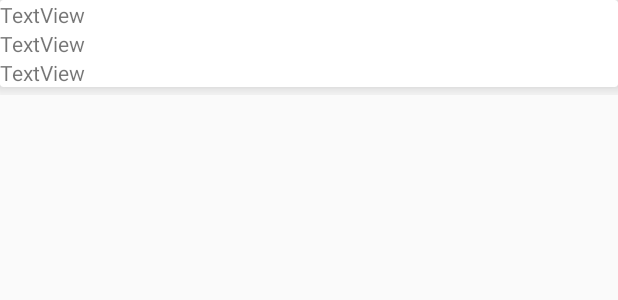
After one commit to whosfeena/Progmob-fina, an Android app: the layout item_list_debugging.xml on its own in the app's theme, with its tools: preview values and no code run, on a phone screen of 412 x 824 dp. The commit adds this screen. Shown: the top 300 px of the screen. Run offline under Robolectric (Android 15) with nearby library versions, the phone set to English and light mode, and no system bars.

Commit message:
Menggabungkan file untuk debugging

```diff
--- /dev/null
+++ b/app/src/main/res/layout/item_list_debugging.xml
@@ -0,0 +1,52 @@
+<?xml version="1.0" encoding="utf-8"?>
+<LinearLayout xmlns:android="http://schemas.android.com/apk/res/android"
+    xmlns:app="http://schemas.android.com/apk/res-auto"
+    android:layout_width="match_parent"
+    android:layout_height="wrap_content"
+    android:orientation="vertical">
+
+    <androidx.cardview.widget.CardView
+        android:id="@+id/cvMahasiswa"
+        android:layout_width="match_parent"
+        android:layout_height="wrap_content"
+        android:layout_marginBottom="5dp"
+        android:elevation="2dp"
+        app:cardCornerRadius="2dp"
+        app:cardElevation="10dp"
+        app:cardMaxElevation="2dp">
+
+        <androidx.constraintlayout.widget.ConstraintLayout
+            android:layout_width="match_parent"
+            android:layout_height="match_parent"
+            android:layout_weight="1">
+
+            <TextView
+                android:id="@+id/tvNoTelp"
+                android:layout_width="match_parent"
+                android:layout_height="wrap_content"
+                android:layout_weight="1"
+                android:text="TextView"
+                app:layout_constraintTop_toBottomOf="@+id/tvNim" />
+
+            <TextView
+                android:id="@+id/tvNim"
+                android:layout_width="match_parent"
+                android:layout_height="wrap_content"
+                android:layout_weight="1"
+                android:text="TextView"
+                app:layout_constraintTop_toBottomOf="@+id/tvNama" />
+
+            <TextView
+                android:id="@+id/tvNama"
+                android:layout_width="412dp"
+                android:layout_height="wrap_content"
+                android:layout_weight="1"
+                android:text="TextView"
+                app:layout_constraintEnd_toEndOf="parent"
+                app:layout_constraintStart_toStartOf="parent"
+                app:layout_constraintTop_toTopOf="parent" />
+        </androidx.constraintlayout.widget.ConstraintLayout>
+    </androidx.cardview.widget.CardView>
+
+    />
+</LinearLayout>
```
Also changed, not shown: app/src/main/java/com/example/progmobtugas/Adapter/DebuggingRecyclerAdapter.java (added, +64 -0 lines), app/src/main/java/com/example/progmobtugas/MainActivity.java (+8 -2 lines), app/src/main/java/com/example/progmobtugas/Model/MahasiswaDebugging.java (added, +37 -0 lines), app/src/main/java/com/example/progmobtugas/Pertemuan4/DebuggingActivity.java (added, +51 -0 lines), app/src/main/res/layout/activity_debugging.xml (added, +12 -0 lines), app/src/main/res/layout/activity_main.xml (+13 -0 lines).
